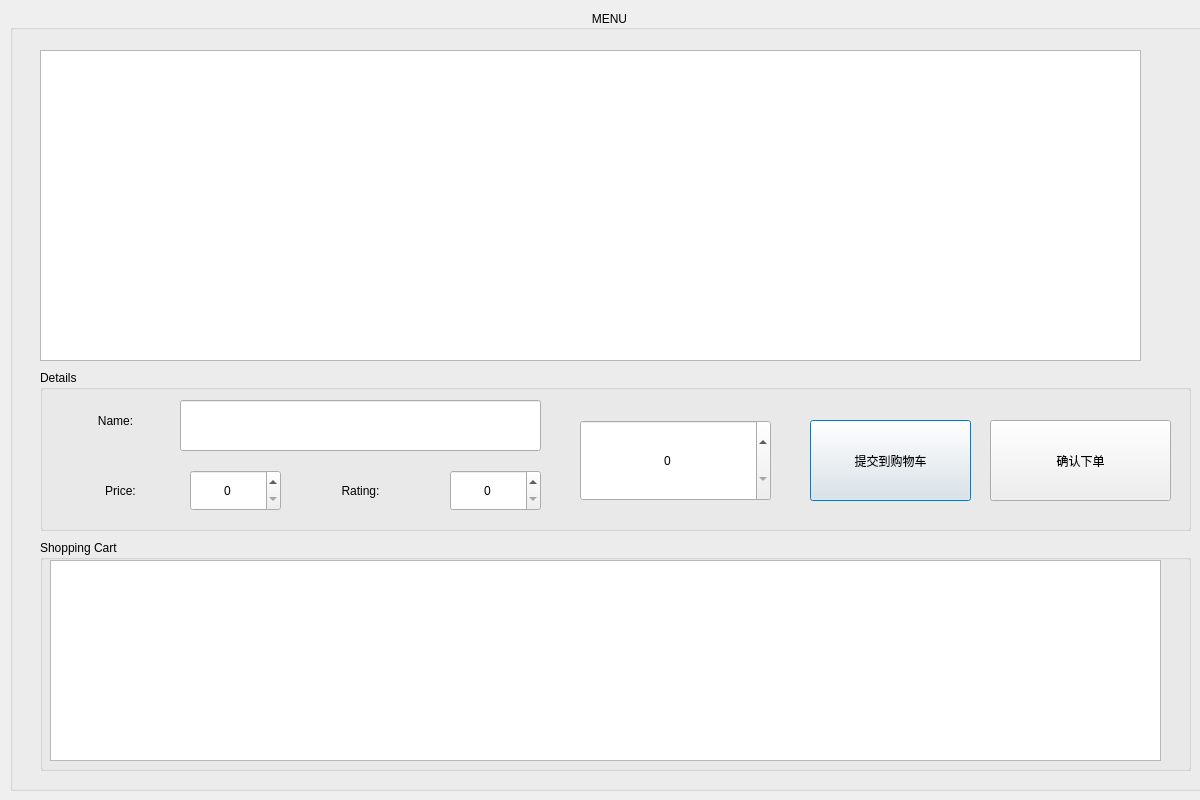
This is menuwindow.ui in zhangzw16/Restaurant as Qt 5 draws it before an edit. The edited form follows.
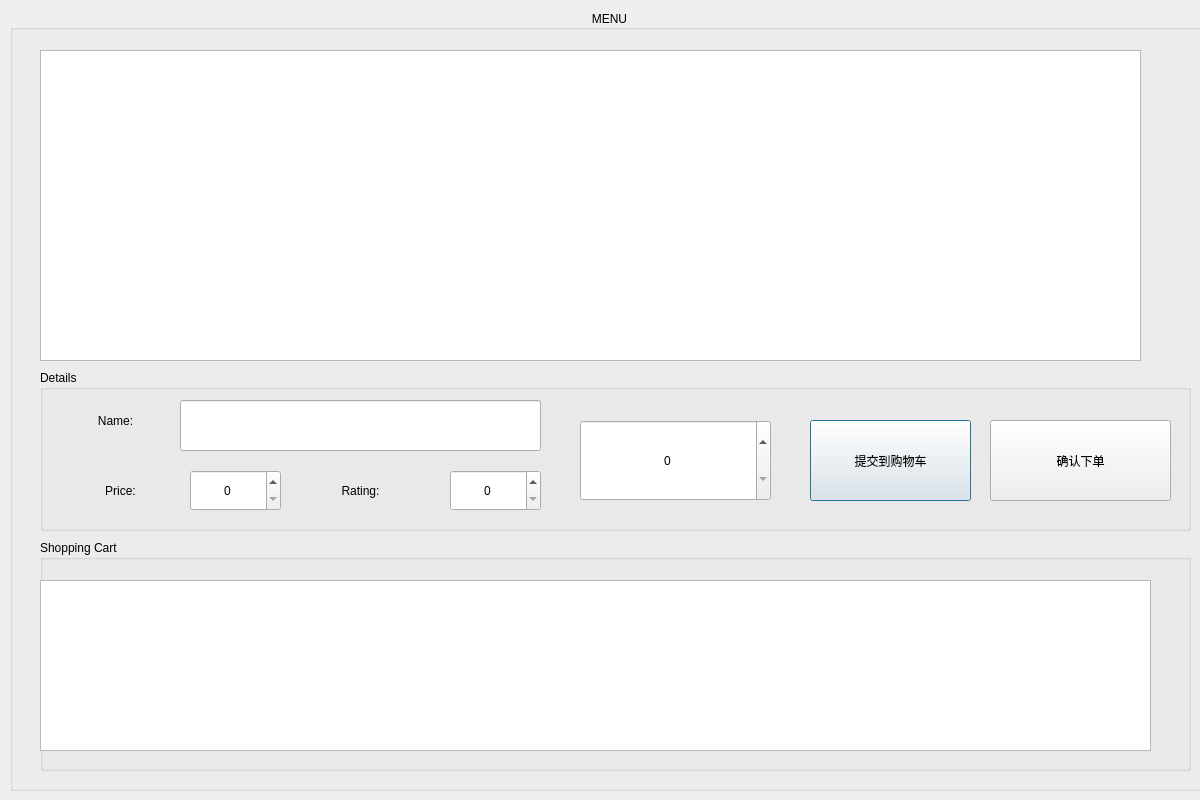
This is the edited form.

The edit to the form file:
```diff
--- a/menuwindow.ui
+++ b/menuwindow.ui
@@ -210,10 +210,10 @@
     <widget class="QTableView" name="tablesTable">
      <property name="geometry">
       <rect>
-       <x>10</x>
-       <y>20</y>
+       <x>0</x>
+       <y>40</y>
        <width>1111</width>
-       <height>201</height>
+       <height>171</height>
       </rect>
      </property>
      <property name="minimumSize">
```
